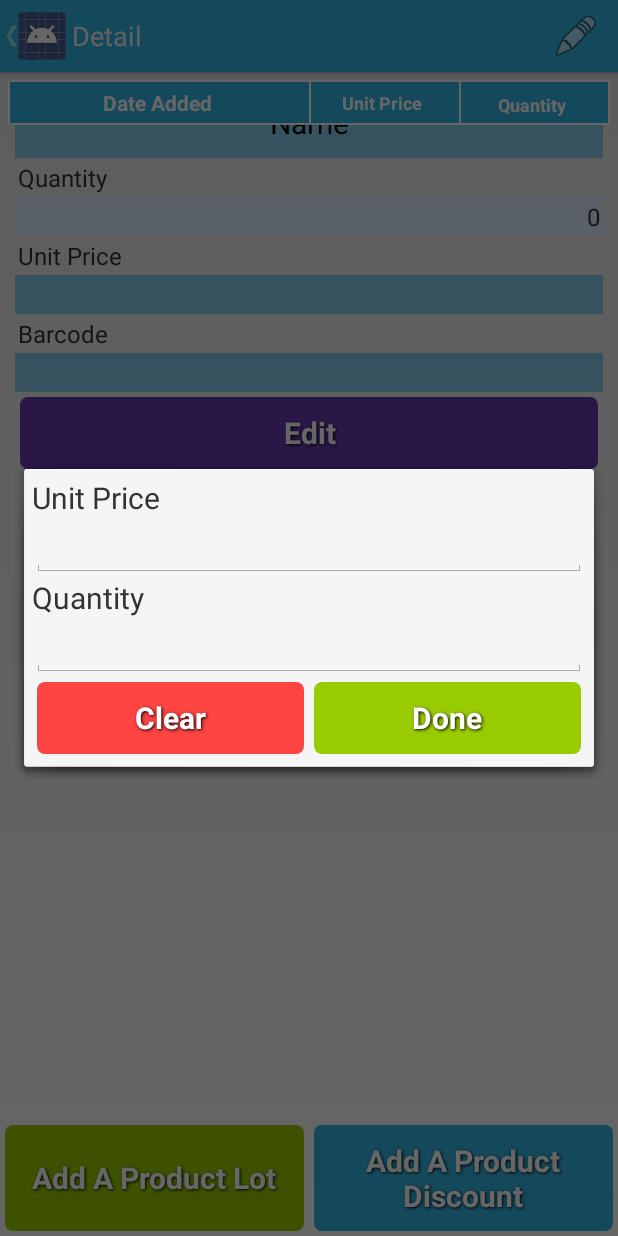
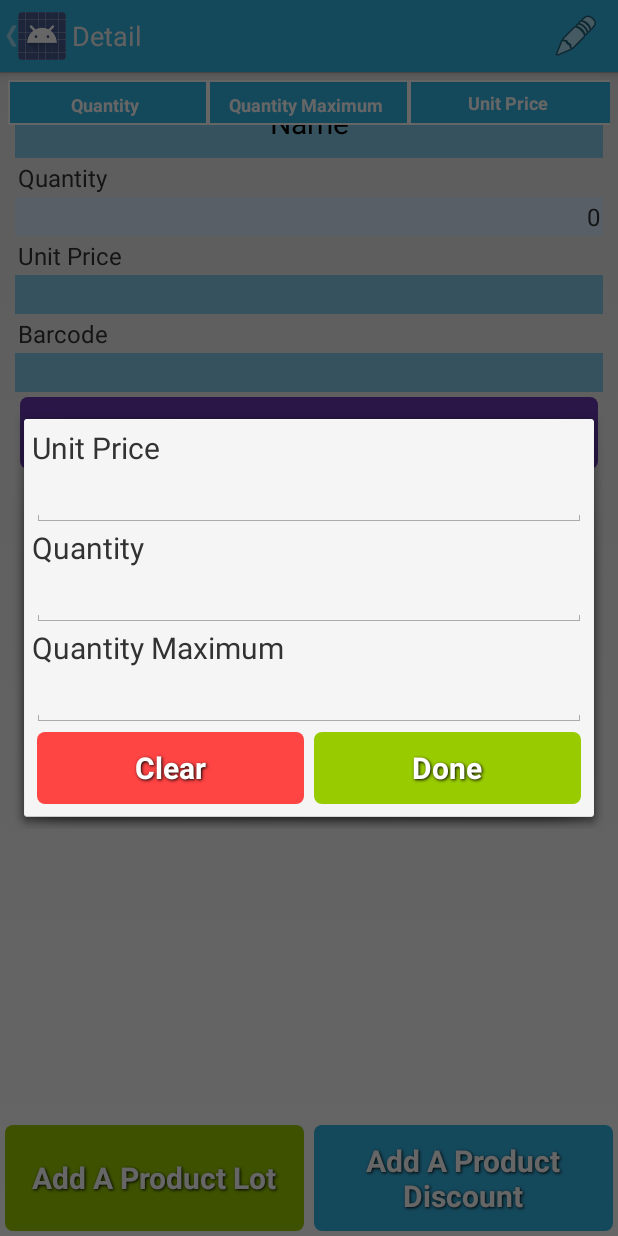
Before and after one commit to faridefendi58/lollipos, an Android app: the ProductDetailActivity screen opened directly, with no data from a screen before it, after a tap on "Add A Product Discount", on a phone screen of 412 x 824 dp. Run offline under Robolectric (Android 15) with nearby library versions, the phone set to English and light mode, and no system bars; 7 statements that could not run were skipped.

Commit message:
Quantity max on discount price

```diff
--- a/app/src/main/java/id/web/jagungbakar/lollipos/techicalservices/AndroidDatabase.java
+++ b/app/src/main/java/id/web/jagungbakar/lollipos/techicalservices/AndroidDatabase.java
@@ -59,6 +59,7 @@ public class AndroidDatabase extends SQLiteOpenHelper implements Database {
 				+ "_id INTEGER PRIMARY KEY,"
 				+ "product_id INTEGER,"
 				+ "quantity INTEGER,"
+				+ "quantity_max INTEGER,"
 				+ "cost DOUBLE,"
 				+ "date_added DATETIME"
 
--- a/app/src/main/java/id/web/jagungbakar/lollipos/techicalservices/inventory/InventoryDaoAndroid.java
+++ b/app/src/main/java/id/web/jagungbakar/lollipos/techicalservices/inventory/InventoryDaoAndroid.java
@@ -255,6 +255,7 @@ public class InventoryDaoAndroid implements InventoryDao {
 		ContentValues content = new ContentValues();
 		content.put("date_added", productDiscount.getDateAdded());
 		content.put("quantity",  productDiscount.getQuantity());
+		content.put("quantity_max",  productDiscount.getQuantityMax());
 		content.put("product_id",  productDiscount.getProduct().getId());
 		content.put("cost",  productDiscount.unitCost());
 
@@ -290,6 +291,7 @@ public class InventoryDaoAndroid implements InventoryDao {
 					new ProductDiscount(content.getAsInteger("_id"),
 							content.getAsString("date_added"),
 							content.getAsInteger("quantity"),
+							content.getAsInteger("quantity_max"),
 							product,
 							content.getAsDouble("cost"))
 			);
--- a/app/src/main/java/id/web/jagungbakar/lollipos/ui/inventory/ProductDetailActivity.java
+++ b/app/src/main/java/id/web/jagungbakar/lollipos/ui/inventory/ProductDetailActivity.java
@@ -69,6 +69,7 @@ public class ProductDetailActivity extends Activity {
 	private Resources res;
 	private EditText costBox;
 	private EditText quantityBox;
+	private EditText quantityMaxBox;
 	private Button confirmButton;
 	private Button clearButton;
 	private View Viewlayout;
@@ -208,9 +209,10 @@ public class ProductDetailActivity extends Activity {
 		}
 
 		SimpleAdapter sAdap = new SimpleAdapter(ProductDetailActivity.this, discountList,
-				R.layout.listview_discount, new String[] { "dateAdded",
-				"cost", "quantity" }, new int[] {
-				R.id.dateAdded, R.id.cost, R.id.quantity, });
+				R.layout.listview_discount, new String[] {
+				"quantity", "quantity_max", "cost" },
+				new int[] {
+						R.id.quantity, R.id.quantity_max, R.id.cost });
 		discountListView.setAdapter(sAdap);
 	}
 
@@ -371,6 +373,7 @@ public class ProductDetailActivity extends Activity {
 
 		costBox = (EditText) Viewlayout.findViewById(R.id.costBox);
 		quantityBox = (EditText) Viewlayout.findViewById(R.id.quantityBox);
+		quantityMaxBox = (EditText) Viewlayout.findViewById(R.id.quantityMaxBox);
 		confirmButton = (Button) Viewlayout.findViewById(R.id.confirmButton);
 		clearButton = (Button) Viewlayout.findViewById(R.id.clearButton);
 		confirmButton.setOnClickListener(new View.OnClickListener() {
@@ -385,6 +388,7 @@ public class ProductDetailActivity extends Activity {
 					boolean success = stock.addProductDiscount(
 							DateTimeStrategy.getCurrentTime(),
 							Integer.parseInt(quantityBox.getText().toString()),
+							Integer.parseInt(quantityMaxBox.getText().toString()),
 							product,
 							Double.parseDouble(costBox.getText().toString()));
 
--- a/app/src/main/res/layout/layout_addproductdiscount.xml
+++ b/app/src/main/res/layout/layout_addproductdiscount.xml
@@ -36,6 +36,20 @@
         android:inputType="number"
         android:textSize="18sp" />
 
+    <TextView
+        android:layout_width="match_parent"
+        android:layout_height="wrap_content"
+        android:text="@string/quantity_max"
+        android:textSize="20sp" />
+
+    <EditText
+        android:id="@+id/quantityMaxBox"
+        android:layout_width="match_parent"
+        android:layout_height="wrap_content"
+        android:ems="20"
+        android:inputType="number"
+        android:textSize="18sp" />
+
     <LinearLayout
         android:layout_width="match_parent"
         android:layout_height="wrap_content"
--- a/app/src/main/res/layout/layout_productdetail_discount.xml
+++ b/app/src/main/res/layout/layout_productdetail_discount.xml
@@ -14,23 +14,49 @@
 
         <TableRow
             android:layout_width="0dp"
-            android:layout_height="30dp"
-            android:layout_weight="0.5"
+            android:layout_height="fill_parent"
+            android:layout_weight="0.25"
             android:background="#FFFFFF"
             android:paddingBottom="1dip"
             android:paddingLeft="1dip"
+            android:paddingRight="1dip"
             android:paddingTop="1dip" >
 
             <TextView
-                android:id="@+id/discountDateAdded"
+                android:id="@+id/discount_quantity"
                 android:layout_width="0dp"
-                android:layout_height="fill_parent"
-                android:layout_weight="2"
+                android:layout_height="30dp"
+                android:layout_weight="0.75"
                 android:background="#33B5E5"
                 android:gravity="center"
                 android:paddingRight="3dp"
-                android:text="@string/date_added"
+                android:text="@string/quantity"
                 android:textColor="#FFFFFF"
+                android:textSize="12sp"
+                android:textStyle="bold" />
+        </TableRow>
+
+        <TableRow
+            android:layout_width="0dp"
+            android:layout_height="fill_parent"
+            android:layout_weight="0.25"
+            android:background="#FFFFFF"
+            android:paddingBottom="1dip"
+            android:paddingLeft="1dip"
+            android:paddingRight="1dip"
+            android:paddingTop="1dip" >
+
+            <TextView
+                android:id="@+id/discount_quantity_max"
+                android:layout_width="0dp"
+                android:layout_height="30dp"
+                android:layout_weight="0.75"
+                android:background="#33B5E5"
+                android:gravity="center"
+                android:paddingRight="3dp"
+                android:text="@string/quantity_max"
+                android:textColor="#FFFFFF"
+                android:textSize="12sp"
                 android:textStyle="bold" />
         </TableRow>
 
@@ -56,30 +82,6 @@
                 android:textSize="12sp"
                 android:textStyle="bold" />
         </TableRow>
-
-        <TableRow
-            android:layout_width="0dp"
-            android:layout_height="fill_parent"
-            android:layout_weight="0.25"
-            android:background="#FFFFFF"
-            android:paddingBottom="1dip"
-            android:paddingLeft="1dip"
-            android:paddingRight="1dip"
-            android:paddingTop="1dip" >
-
-            <TextView
-                android:id="@+id/discount_quantity"
-                android:layout_width="0dp"
-                android:layout_height="30dp"
-                android:layout_weight="0.75"
-                android:background="#33B5E5"
-                android:gravity="center"
-                android:paddingRight="3dp"
-                android:text="@string/quantity"
-                android:textColor="#FFFFFF"
-                android:textSize="12sp"
-                android:textStyle="bold" />
-        </TableRow>
     </LinearLayout>
 
     <ListView
--- a/app/src/main/res/values/strings.xml
+++ b/app/src/main/res/values/strings.xml
@@ -12,6 +12,7 @@
     <string name="date">Date</string>
     <string name="date_added">Date Added</string>
     <string name="quantity">Quantity</string>
+    <string name="quantity_max">Quantity Maximum</string>
     <string name="remove">Remove</string>
     <string name="scan">Scan</string>
     <string name="unit_price">Unit Price</string>
```
Also changed, not shown: app/src/main/java/id/web/jagungbakar/lollipos/domain/inventory/ProductDiscount.java (+22 -15 lines), app/src/main/java/id/web/jagungbakar/lollipos/domain/inventory/Stock.java (+8 -7 lines), app/src/main/res/layout/listview_discount.xml (+27 -28 lines), 1 other file.
